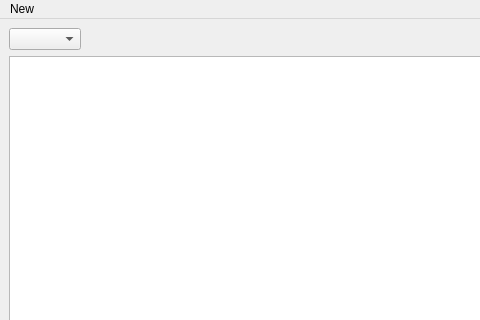
fverco/CompanyCovidQuery, file src/forms/mainwindow.ui: the form before one commit; both pictures show x 0 to 480 and y 0 to 320 of the 1231 by 575 pixel window.
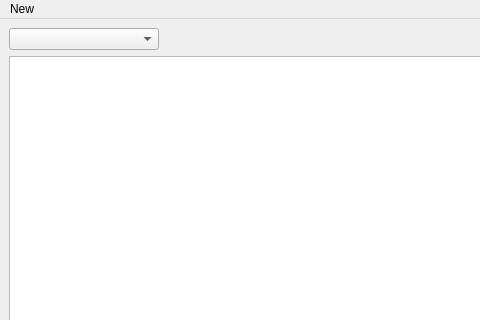
The form after the commit. Custom widgets are drawn as their Qt base class.

Commit message: Change the minimum size of the employee check box

```diff
--- a/src/forms/mainwindow.ui
+++ b/src/forms/mainwindow.ui
@@ -22,7 +22,14 @@
         <item>
          <layout class="QHBoxLayout" name="horizontalLayout_2">
           <item>
-           <widget class="QComboBox" name="comboEmployee"/>
+           <widget class="QComboBox" name="comboEmployee">
+            <property name="minimumSize">
+             <size>
+              <width>150</width>
+              <height>0</height>
+             </size>
+            </property>
+           </widget>
           </item>
           <item>
            <spacer name="horizontalSpacer">
```
Left out of the diff: 2 changed lines with no effect on the pictures.
